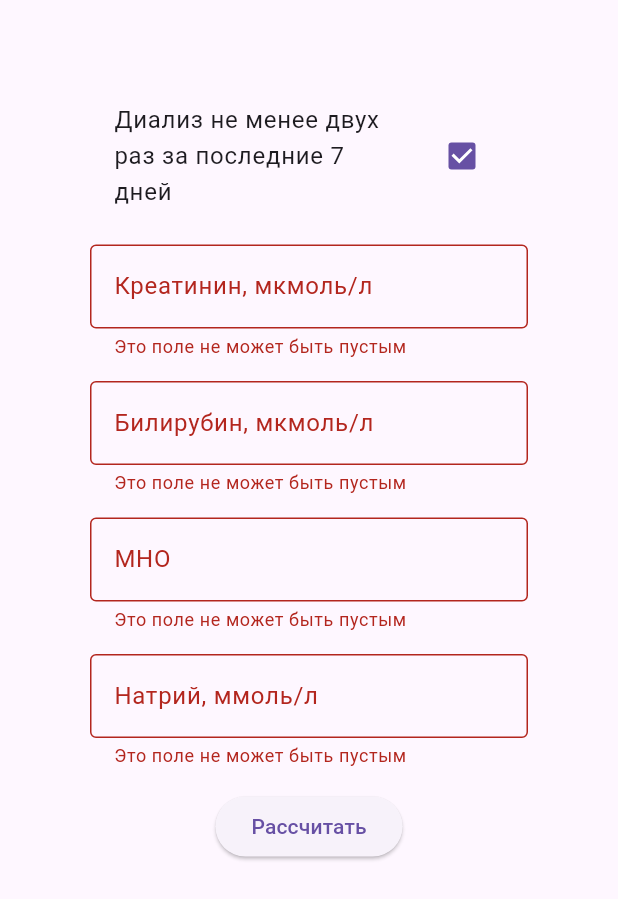
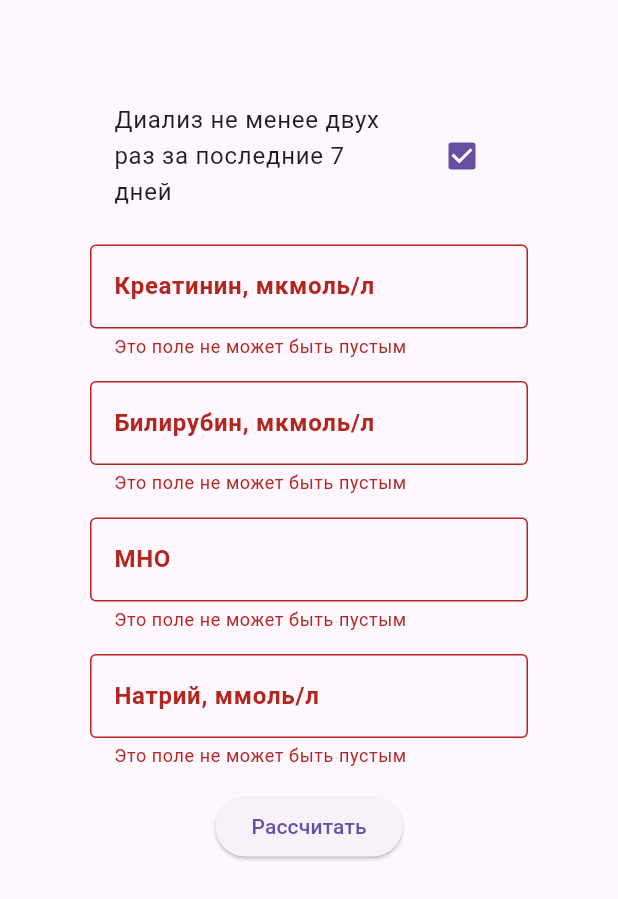
Before and after one commit to Chromiumore/MedCalc, a Flutter app: the screen it shows after launch, after a tap on "Рассчитать", on a phone screen of 412 x 824 dp. Shown: the top 899 px of the screen. Run offline on Flutter 3.47's test engine with Material 3 defaults, Android fonts, the light colour scheme and no system bars.

Commit message:
text field validation fixed + style

```diff
--- a/med_calc/lib/calculator_text_field.dart
+++ b/med_calc/lib/calculator_text_field.dart
@@ -6,7 +6,7 @@ class CalculatorTextField extends StatefulWidget{
 
   final String label;
   static final List<TextInputFormatter> inputFormatters = [FilteringTextInputFormatter.allow(RegExp(r'^\d*\.?\d*'))];
-  final Function(double value)? onChanged;
+  final Function(double? value)? onChanged;
   final double min;
   final double max;
 
@@ -25,7 +25,7 @@ class _CalculatorTextFieldState extends State<CalculatorTextField> {
       return "Значения кроме чисел с плавающей точкой не допустимы";
     }
     double parsedValue = double.parse(value);
-    if (parsedValue <= widget.min || parsedValue >= widget.max) {
+    if (parsedValue < widget.min || parsedValue > widget.max) {
       return "Допустимы только значения в диапазоне ${widget.min}-${widget.max}";
     }
 
@@ -35,14 +35,18 @@ class _CalculatorTextFieldState extends State<CalculatorTextField> {
   @override
   Widget build(BuildContext context) {
     return TextFormField(
-      onChanged: (value) => widget.onChanged != null ? widget.onChanged!(double.parse(value)) : () {},
+      onChanged: (value) => widget.onChanged != null ? widget.onChanged!(double.tryParse(value)) : () {},
       controller: controller,
       validator: _validator,
       keyboardType: TextInputType.numberWithOptions(decimal: true),
       inputFormatters: CalculatorTextField.inputFormatters,
       decoration: InputDecoration(
         labelText: widget.label,
+        labelStyle: TextStyle(fontWeight: FontWeight.bold),
         border: OutlineInputBorder(),
+        hintText: '${widget.min}-${widget.max}',
+        hintStyle: TextStyle(fontWeight: FontWeight.w300),
+        errorMaxLines: 3,
       ),
     );
   }
```
